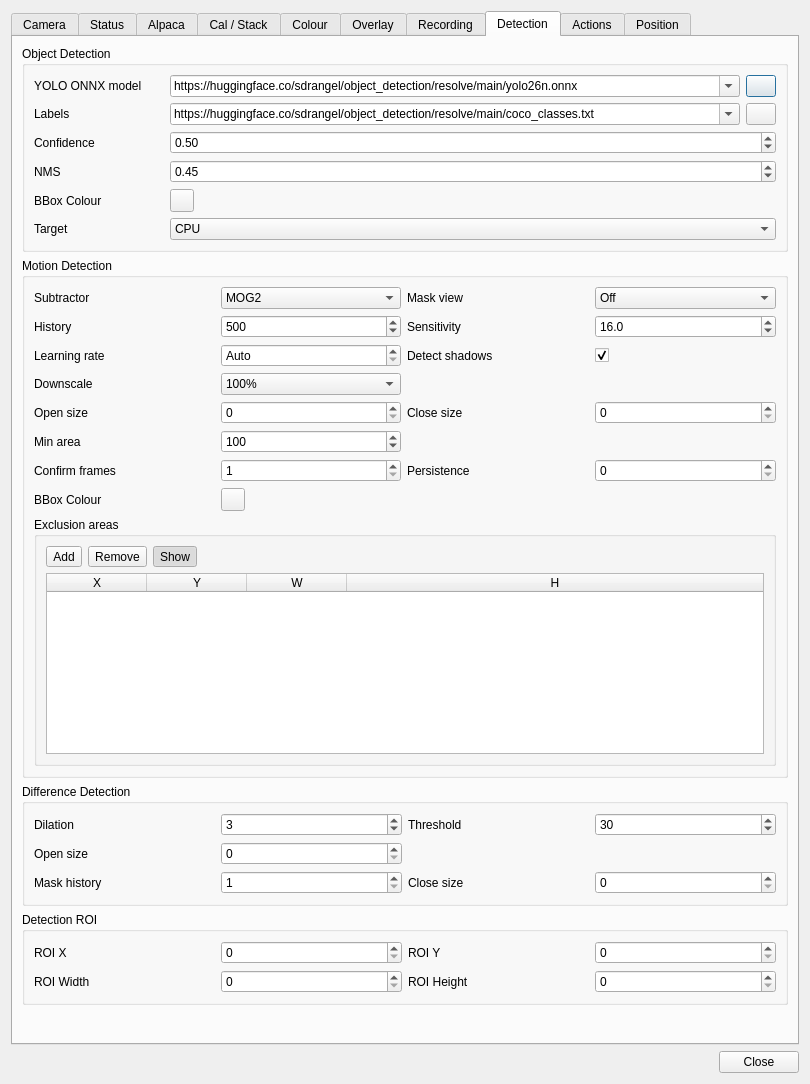
This is plugins/feature/camera/camerasettingsdialog.ui in srcejon/sdrangel as Qt 5 draws it before an edit. The edited form follows.
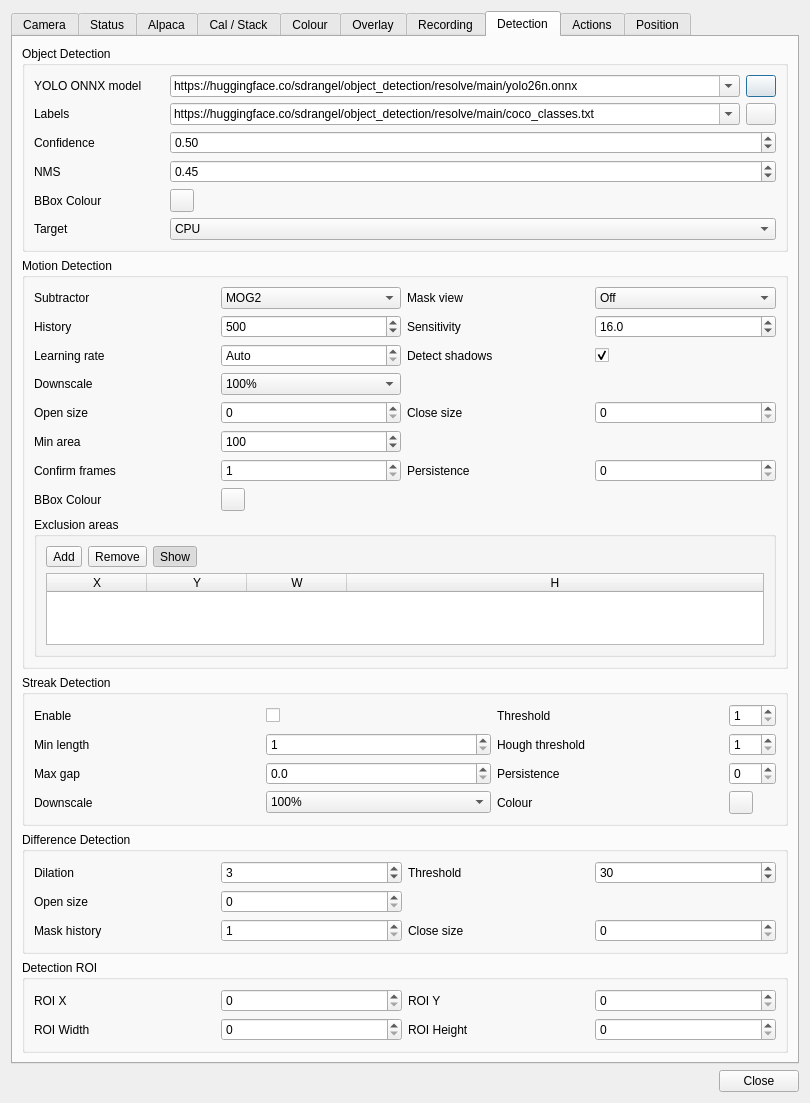
This is the edited form. The open tabs and pages were chosen to show the change. Icons and pictures are not drawn.

Commit message: Add camera streak detection overlay

Patch:
```diff
--- a/plugins/feature/camera/camerasettingsdialog.ui
+++ b/plugins/feature/camera/camerasettingsdialog.ui
@@ -4139,10 +4139,143 @@
            </widget>
           </item>
          </layout>
-        </widget>
-       </item>
-       <item>
-        <widget class="QGroupBox" name="differenceDetectionGroup">
+       </widget>
+      </item>
+      <item>
+       <widget class="QGroupBox" name="streakDetectionGroup">
+        <property name="title">
+         <string>Streak Detection</string>
+        </property>
+        <layout class="QGridLayout" name="gridLayout_18">
+         <item row="0" column="0">
+          <widget class="QLabel" name="streakDetectLabel">
+           <property name="text">
+            <string>Enable</string>
+           </property>
+          </widget>
+         </item>
+         <item row="0" column="1">
+          <widget class="QCheckBox" name="streakDetectCheck">
+           <property name="text">
+            <string/>
+           </property>
+          </widget>
+         </item>
+         <item row="0" column="2">
+          <widget class="QLabel" name="streakThresholdLabel">
+           <property name="text">
+            <string>Threshold</string>
+           </property>
+          </widget>
+         </item>
+         <item row="0" column="3">
+          <widget class="QSpinBox" name="streakThresholdSpin">
+           <property name="minimum">
+            <number>1</number>
+           </property>
+           <property name="maximum">
+            <number>255</number>
+           </property>
+          </widget>
+         </item>
+         <item row="1" column="0">
+          <widget class="QLabel" name="streakMinLengthLabel">
+           <property name="text">
+            <string>Min length</string>
+           </property>
+          </widget>
+         </item>
+         <item row="1" column="1">
+          <widget class="QSpinBox" name="streakMinLengthSpin">
+           <property name="minimum">
+            <number>1</number>
+           </property>
+           <property name="maximum">
+            <number>4096</number>
+           </property>
+          </widget>
+         </item>
+         <item row="1" column="2">
+          <widget class="QLabel" name="streakHoughThresholdLabel">
+           <property name="text">
+            <string>Hough threshold</string>
+           </property>
+          </widget>
+         </item>
+         <item row="1" column="3">
+          <widget class="QSpinBox" name="streakHoughThresholdSpin">
+           <property name="minimum">
+            <number>1</number>
+           </property>
+           <property name="maximum">
+            <number>500</number>
+           </property>
+          </widget>
+         </item>
+         <item row="2" column="0">
+          <widget class="QLabel" name="streakMaxGapLabel">
+           <property name="text">
+            <string>Max gap</string>
+           </property>
+          </widget>
+         </item>
+         <item row="2" column="1">
+          <widget class="QDoubleSpinBox" name="streakMaxGapSpin">
+           <property name="decimals">
+            <number>1</number>
+           </property>
+           <property name="maximum">
+            <double>1024.000000000000000</double>
+           </property>
+          </widget>
+         </item>
+         <item row="2" column="2">
+          <widget class="QLabel" name="streakPersistenceFramesLabel">
+           <property name="text">
+            <string>Persistence</string>
+           </property>
+          </widget>
+         </item>
+         <item row="2" column="3">
+          <widget class="QSpinBox" name="streakPersistenceFramesSpin">
+           <property name="maximum">
+            <number>120</number>
+           </property>
+          </widget>
+         </item>
+         <item row="3" column="0">
+          <widget class="QLabel" name="streakDownscaleLabel">
+           <property name="text">
+            <string>Downscale</string>
+           </property>
+          </widget>
+         </item>
+         <item row="3" column="1">
+          <widget class="QComboBox" name="streakDownscaleCombo">
+           <item><property name="text"><string>100%</string></property></item>
+           <item><property name="text"><string>50%</string></property></item>
+           <item><property name="text"><string>25%</string></property></item>
+          </widget>
+         </item>
+         <item row="3" column="2">
+          <widget class="QLabel" name="streakColorLabel">
+           <property name="text">
+            <string>Colour</string>
+           </property>
+          </widget>
+         </item>
+         <item row="3" column="3">
+          <widget class="QToolButton" name="streakColorButton">
+           <property name="text">
+            <string/>
+           </property>
+          </widget>
+         </item>
+        </layout>
+       </widget>
+      </item>
+      <item>
+       <widget class="QGroupBox" name="differenceDetectionGroup">
          <property name="title">
           <string>Difference Detection</string>
          </property>
```
The commit also changes 9 other files.
